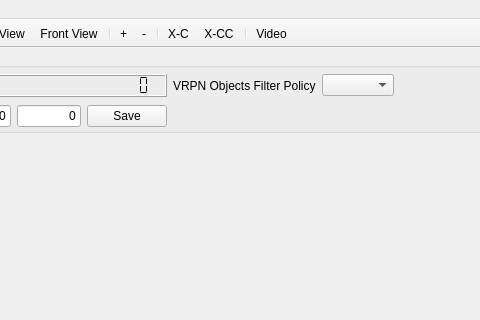
This is tools/workbench/visualization_window.ui in hcilab-uic/ipme as Qt 5 draws it before an edit; both pictures show x 206 to 686 and y 0 to 320 of the 987 by 739 pixel window. The edited form follows.
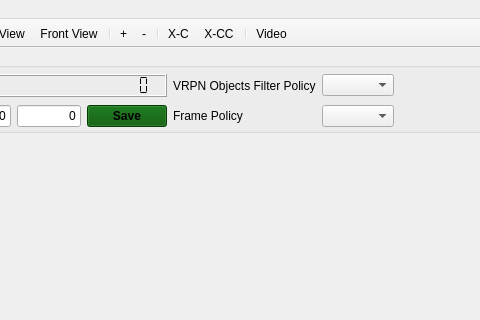
This is the edited form.

Commit message: added frame collection

```diff
--- a/tools/workbench/visualization_window.ui
+++ b/tools/workbench/visualization_window.ui
@@ -98,6 +98,10 @@
         </item>
         <item row="0" column="3">
          <widget class="QPushButton" name="save_outcome_button">
+          <property name="styleSheet">
+           <string notr="true">background-color: rgb(0, 85, 0);
+font-weight: bold;</string>
+          </property>
           <property name="text">
            <string>Save</string>
           </property>
@@ -126,6 +130,16 @@
         </property>
        </widget>
       </item>
+      <item row="2" column="2">
+       <widget class="QLabel" name="frame_policy_label">
+        <property name="text">
+         <string>Frame Policy</string>
+        </property>
+       </widget>
+      </item>
+      <item row="2" column="3">
+       <widget class="QComboBox" name="frame_policy_combobox"/>
+      </item>
      </layout>
     </widget>
    </widget>
```
The commit also changes 7 other files.
